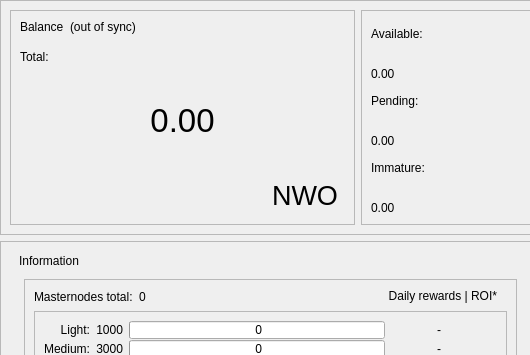
This is src/qt/forms/overviewpage.ui in mallmanator/SwampCoin as Qt 5 draws it before an edit; both pictures show x 0 to 530 and y 0 to 355 of the 1067 by 650 pixel window. The edited form follows.
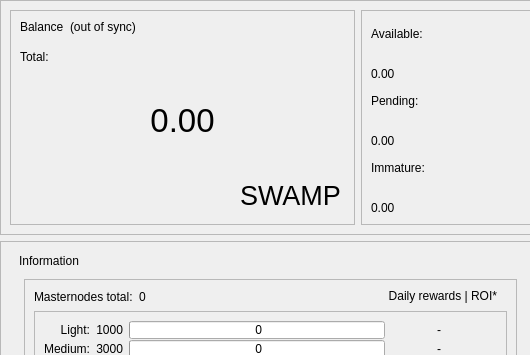
This is the edited form.

The edit to the form file:
```diff
--- a/src/qt/forms/overviewpage.ui
+++ b/src/qt/forms/overviewpage.ui
@@ -257,7 +257,7 @@
                   <cursorShape>PointingHandCursor</cursorShape>
                  </property>
                  <property name="text">
-                  <string>NWO</string>
+                  <string>SWAMP</string>
                  </property>
                  <property name="flat">
                   <bool>true</bool>
```
Left out of the diff: 2 changed lines with no effect on the pictures.
